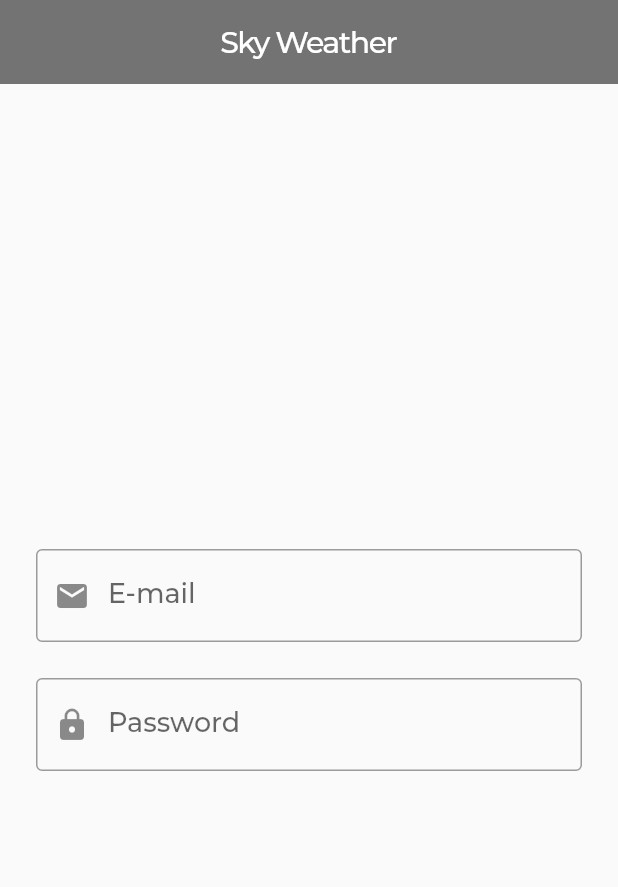
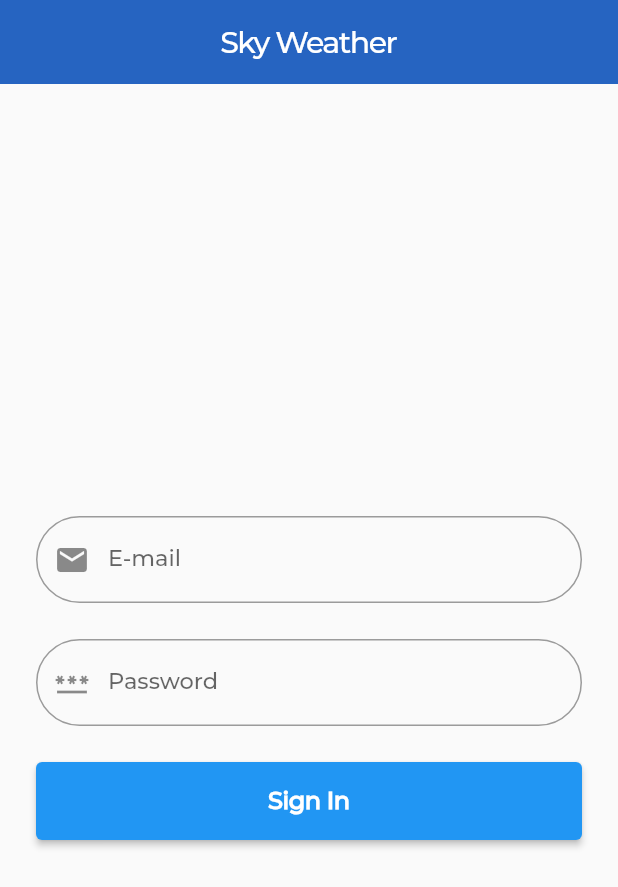
Before and after one commit to caioguge/Sky-Weather, a Flutter app: the screen it shows after launch, on a phone screen of 412 x 824 dp. Shown: the top 887 px of the screen. Run offline on Flutter 3.47's test engine with Material 2 defaults, Android fonts, the phone set to English and light mode, and no system bars.

Commit message:
Feat: Layout de login semi-completa

```diff
--- a/lib/views/home_screen.dart
+++ b/lib/views/home_screen.dart
@@ -8,7 +8,7 @@ class HomeScreen extends StatelessWidget {
   Widget build(BuildContext context) {
     return Scaffold(
       appBar: AppBar(
-        backgroundColor: Colors.black54,
+        backgroundColor: const Color.fromARGB(255, 38, 100, 193),
         elevation: 0,
         centerTitle: true,
         title: const Text(
--- a/lib/views/login_screen.dart
+++ b/lib/views/login_screen.dart
@@ -1,5 +1,4 @@
 import 'package:flutter/material.dart';
-import 'package:flutter/services.dart';
 
 class LoginScreen extends StatefulWidget {
   const LoginScreen({Key? key}) : super(key: key);
@@ -16,46 +15,96 @@ class _LoginScreenState extends State<LoginScreen> {
   @override
   Widget build(BuildContext context) {
     return Scaffold(
-      body: Column(
+      body: Center(
+        child: Form(
+          key: _formKey,
+          child: Column(
             mainAxisAlignment: MainAxisAlignment.center,
             children: [
               Padding(
                 padding: const EdgeInsets.all(24),
-            child: Form(
-              key: _formKey,
                 child: TextFormField(
                   controller: loginController,
                   style: const TextStyle(
-                  fontSize: 18,
+                    fontSize: 15,
                     fontFamily: 'Montserrat',
                   ),
+                  keyboardType: TextInputType.emailAddress,
+                  validator: (value) {
+                    if (value!.isEmpty) {
+                      return 'Preencha seu E-mail';
+                    }
+                    return null;
+                  },
                   decoration: const InputDecoration(
-                  border: OutlineInputBorder(),
+                    border: OutlineInputBorder(
+                      borderRadius: BorderRadius.all(
+                        Radius.circular(100),
+                      ),
+                    ),
                     labelText: 'E-mail',
                     prefixIcon: Icon(Icons.mail),
-                ),
-                inputFormatters: [FilteringTextInputFormatter.digitsOnly],
                   ),
                 ),
               ),
               Padding(
-            padding: const EdgeInsets.only(bottom: 24, left: 24, right: 24),
+                padding: const EdgeInsets.only(right: 24, left: 24, bottom: 24),
                 child: TextFormField(
                   controller: passController,
                   style: const TextStyle(
-                fontSize: 18,
+                    fontSize: 15,
                     fontFamily: 'Montserrat',
                   ),
+                  keyboardType: TextInputType.text,
+                  obscureText: true,
+                  validator: (value) {
+                    if (value!.isEmpty) {
+                      return 'Preencha sua senha';
+                    }
+                    return null;
+                  },
                   decoration: const InputDecoration(
-                border: OutlineInputBorder(),
+                    border: OutlineInputBorder(
+                      borderRadius: BorderRadius.all(
+                        Radius.circular(100),
+                      ),
+                    ),
                     labelText: 'Password',
-                prefixIcon: Icon(Icons.lock),
+                    prefixIcon: Icon(Icons.password),
                   ),
-              inputFormatters: [FilteringTextInputFormatter.digitsOnly],
+                ),
+              ),
+              SizedBox(
+                width: MediaQuery.of(context).size.width,
+                child: Padding(
+                  padding: const EdgeInsets.only(right: 24, left: 24),
+                  child: ElevatedButton(
+                    onPressed: () {
+                      if (_formKey.currentState!.validate()) {
+                        ScaffoldMessenger.of(context).showSnackBar(
+                            const SnackBar(
+                                content: Text('Login realizado com sucesso!')));
+                      }
+                    },
+                    child: const Padding(
+                      padding: EdgeInsets.all(16),
+                      child: Text(
+                        'Sign In',
+                        style: TextStyle(
+                          fontFamily: 'Montserrat',
+                          fontWeight: FontWeight.w700,
+                          fontSize: 16,
+                          letterSpacing: -0.3,
+                        ),
+                      ),
+                    ),
+                  ),
                 ),
               ),
             ],
           ),
+        ),
+      ),
     );
   }
 }
```
Lines whose indentation alone changed are shown as unchanged.
